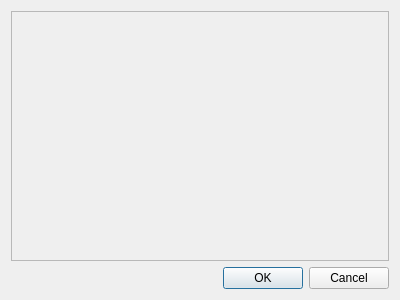
Old version of the form metodics/dynamic_tests/boxer_dodging/boxerdodgingparamsdialog.ui in the repository grigp/a-analyser.
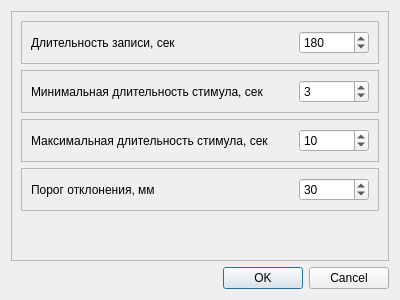
New version of the form.

The edit to the form file:
```diff
--- a/metodics/dynamic_tests/boxer_dodging/boxerdodgingparamsdialog.ui
+++ b/metodics/dynamic_tests/boxer_dodging/boxerdodgingparamsdialog.ui
@@ -22,6 +22,237 @@
      <property name="frameShadow">
       <enum>QFrame::Raised</enum>
      </property>
+     <layout class="QVBoxLayout" name="verticalLayout_2">
+      <item>
+       <widget class="QFrame" name="frTime">
+        <property name="frameShape">
+         <enum>QFrame::StyledPanel</enum>
+        </property>
+        <property name="frameShadow">
+         <enum>QFrame::Raised</enum>
+        </property>
+        <layout class="QHBoxLayout" name="horizontalLayout_7">
+         <item>
+          <widget class="QLabel" name="lblTime">
+           <property name="text">
+            <string>Длительность записи, сек</string>
+           </property>
+          </widget>
+         </item>
+         <item>
+          <spacer name="horizontalSpacer_7">
+           <property name="orientation">
+            <enum>Qt::Horizontal</enum>
+           </property>
+           <property name="sizeHint" stdset="0">
+            <size>
+             <width>40</width>
+             <height>20</height>
+            </size>
+           </property>
+          </spacer>
+         </item>
+         <item>
+          <widget class="QSpinBox" name="edTime">
+           <property name="minimumSize">
+            <size>
+             <width>70</width>
+             <height>0</height>
+            </size>
+           </property>
+           <property name="minimum">
+            <number>120</number>
+           </property>
+           <property name="maximum">
+            <number>300</number>
+           </property>
+           <property name="singleStep">
+            <number>10</number>
+           </property>
+           <property name="value">
+            <number>180</number>
+           </property>
+          </widget>
+         </item>
+        </layout>
+       </widget>
+      </item>
+      <item>
+       <widget class="QFrame" name="frStimulTimeMin">
+        <property name="frameShape">
+         <enum>QFrame::StyledPanel</enum>
+        </property>
+        <property name="frameShadow">
+         <enum>QFrame::Raised</enum>
+        </property>
+        <layout class="QHBoxLayout" name="horizontalLayout_8">
+         <item>
+          <widget class="QLabel" name="lblStimulTimeMin">
+           <property name="text">
+            <string>Минимальная длительность стимула, сек</string>
+           </property>
+          </widget>
+         </item>
+         <item>
+          <spacer name="horizontalSpacer_8">
+           <property name="orientation">
+            <enum>Qt::Horizontal</enum>
+           </property>
+           <property name="sizeHint" stdset="0">
+            <size>
+             <width>40</width>
+             <height>20</height>
+            </size>
+           </property>
+          </spacer>
+         </item>
+         <item>
+          <widget class="QSpinBox" name="edStimulTimeMin">
+           <property name="minimumSize">
+            <size>
+             <width>70</width>
+             <height>0</height>
+            </size>
+           </property>
+           <property name="minimum">
+            <number>1</number>
+           </property>
+           <property name="maximum">
+            <number>10</number>
+           </property>
+           <property name="singleStep">
+            <number>1</number>
+           </property>
+           <property name="value">
+            <number>3</number>
+           </property>
+          </widget>
+         </item>
+        </layout>
+       </widget>
+      </item>
+      <item>
+       <widget class="QFrame" name="frStimulTimeMax">
+        <property name="frameShape">
+         <enum>QFrame::StyledPanel</enum>
+        </property>
+        <property name="frameShadow">
+         <enum>QFrame::Raised</enum>
+        </property>
+        <layout class="QHBoxLayout" name="horizontalLayout_9">
+         <item>
+          <widget class="QLabel" name="lblStimulTimeMax">
+           <property name="text">
+            <string>Максимальная длительность стимула, сек</string>
+           </property>
+          </widget>
+         </item>
+         <item>
+          <spacer name="horizontalSpacer_9">
+           <property name="orientation">
+            <enum>Qt::Horizontal</enum>
+           </property>
+           <property name="sizeHint" stdset="0">
+            <size>
+             <width>40</width>
+             <height>20</height>
+            </size>
+           </property>
+          </spacer>
+         </item>
+         <item>
+          <widget class="QSpinBox" name="edStimulTimeMax">
+           <property name="minimumSize">
+            <size>
+             <width>70</width>
+             <height>0</height>
+            </size>
+           </property>
+           <property name="minimum">
+            <number>5</number>
+           </property>
+           <property name="maximum">
+            <number>15</number>
+           </property>
+           <property name="singleStep">
+            <number>1</number>
+           </property>
+           <property name="value">
+            <number>10</number>
+           </property>
+          </widget>
+         </item>
+        </layout>
+       </widget>
+      </item>
+      <item>
+       <widget class="QFrame" name="frDeviationThreshold">
+        <property name="frameShape">
+         <enum>QFrame::StyledPanel</enum>
+        </property>
+        <property name="frameShadow">
+         <enum>QFrame::Raised</enum>
+        </property>
+        <layout class="QHBoxLayout" name="horizontalLayout_10">
+         <item>
+          <widget class="QLabel" name="lblDeviationThreshold">
+           <property name="text">
+            <string>Порог отклонения, мм</string>
+           </property>
+          </widget>
+         </item>
+         <item>
+          <spacer name="horizontalSpacer_10">
+           <property name="orientation">
+            <enum>Qt::Horizontal</enum>
+           </property>
+           <property name="sizeHint" stdset="0">
+            <size>
+             <width>40</width>
+             <height>20</height>
+            </size>
+           </property>
+          </spacer>
+         </item>
+         <item>
+          <widget class="QSpinBox" name="edDeviationThreshold">
+           <property name="minimumSize">
+            <size>
+             <width>70</width>
+             <height>0</height>
+            </size>
+           </property>
+           <property name="minimum">
+            <number>20</number>
+           </property>
+           <property name="maximum">
+            <number>100</number>
+           </property>
+           <property name="singleStep">
+            <number>10</number>
+           </property>
+           <property name="value">
+            <number>30</number>
+           </property>
+          </widget>
+         </item>
+        </layout>
+       </widget>
+      </item>
+      <item>
+       <spacer name="verticalSpacer">
+        <property name="orientation">
+         <enum>Qt::Vertical</enum>
+        </property>
+        <property name="sizeHint" stdset="0">
+         <size>
+          <width>20</width>
+          <height>40</height>
+         </size>
+        </property>
+       </spacer>
+      </item>
+     </layout>
     </widget>
    </item>
    <item>
```
